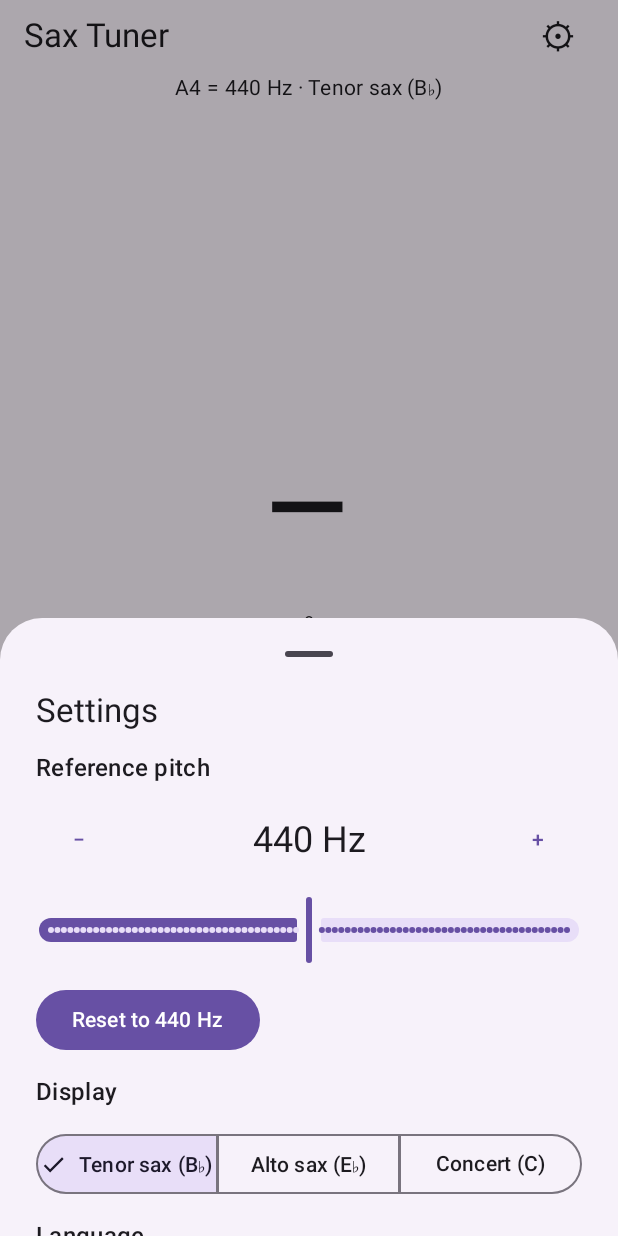
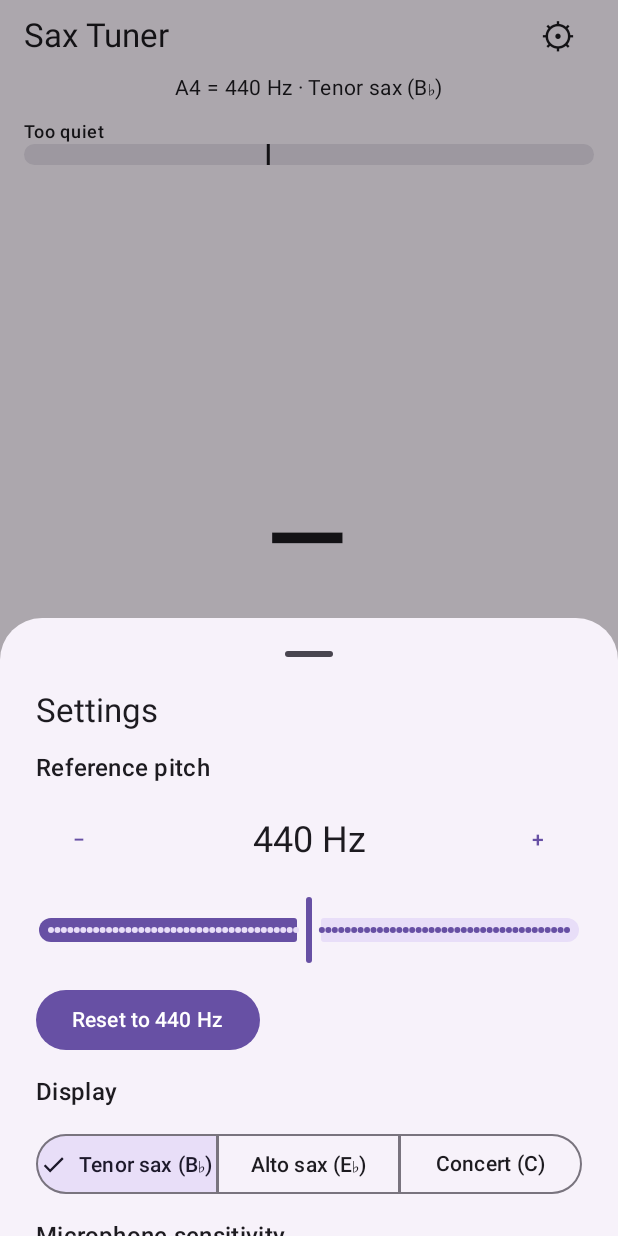
Before and after one commit to bst/tunetheworld, an Android app built with Jetpack Compose: the screen it shows after launch (MainActivity), after a tap on an icon or button, on a phone screen of 412 x 824 dp. Run offline under Robolectric (Android 15) with nearby library versions, the phone set to English and light mode, and no system bars.

Commit message:
Add input level meter and adjustable sensitivity gate
Show the live mic level with a gate marker and make the level gate a
persisted setting (-60..-30 dB) so quiet instruments can be detected.

Co-Authored-By: Claude Sonnet 5.5 <noreply@anthropic.com>

```diff
--- a/app/src/main/java/de/example/saxtuner/data/SettingsRepository.kt
+++ b/app/src/main/java/de/example/saxtuner/data/SettingsRepository.kt
@@ -4,9 +4,11 @@ import android.content.Context
 import androidx.datastore.core.DataStore
 import androidx.datastore.preferences.core.Preferences
 import androidx.datastore.preferences.core.edit
+import androidx.datastore.preferences.core.floatPreferencesKey
 import androidx.datastore.preferences.core.intPreferencesKey
 import androidx.datastore.preferences.core.stringPreferencesKey
 import androidx.datastore.preferences.preferencesDataStore
+import de.example.saxtuner.engine.TunerConfig
 import de.example.saxtuner.music.Transposition
 import kotlinx.coroutines.flow.Flow
 import kotlinx.coroutines.flow.map
@@ -21,7 +23,9 @@ class SettingsRepository(private val store: DataStore<Preferences>) {
             referenceHz = (prefs[REFERENCE_HZ] ?: DEFAULT_REFERENCE_HZ).coerceIn(MIN_REFERENCE_HZ, MAX_REFERENCE_HZ),
             transposition = prefs[TRANSPOSITION]
                 ?.let { name -> Transposition.entries.firstOrNull { it.name == name } }
-                ?: Transposition.TENOR_BB
+                ?: Transposition.TENOR_BB,
+            gateDb = (prefs[GATE_DB] ?: TunerConfig.DEFAULT_GATE_DB)
+                .coerceIn(TunerConfig.MIN_GATE_DB, TunerConfig.MAX_GATE_DB)
         )
     }
 
@@ -33,11 +37,16 @@ class SettingsRepository(private val store: DataStore<Preferences>) {
         store.edit { it[TRANSPOSITION] = t.name }
     }
 
+    suspend fun setGateDb(db: Float) {
+        store.edit { it[GATE_DB] = db.coerceIn(TunerConfig.MIN_GATE_DB, TunerConfig.MAX_GATE_DB) }
+    }
+
     companion object {
         const val MIN_REFERENCE_HZ = 400
         const val MAX_REFERENCE_HZ = 480
         const val DEFAULT_REFERENCE_HZ = 440
         private val REFERENCE_HZ = intPreferencesKey("reference_hz")
+        private val GATE_DB = floatPreferencesKey("gate_db")
         private val TRANSPOSITION = stringPreferencesKey("transposition")
     }
 }
--- a/app/src/main/java/de/example/saxtuner/data/TunerSettings.kt
+++ b/app/src/main/java/de/example/saxtuner/data/TunerSettings.kt
@@ -1,8 +1,10 @@
 package de.example.saxtuner.data
 
+import de.example.saxtuner.engine.TunerConfig
 import de.example.saxtuner.music.Transposition
 
 data class TunerSettings(
     val referenceHz: Int = 440,
-    val transposition: Transposition = Transposition.TENOR_BB
+    val transposition: Transposition = Transposition.TENOR_BB,
+    val gateDb: Float = TunerConfig.DEFAULT_GATE_DB
 )
--- a/app/src/main/java/de/example/saxtuner/dsp/PitchPipeline.kt
+++ b/app/src/main/java/de/example/saxtuner/dsp/PitchPipeline.kt
@@ -17,15 +17,26 @@ class PitchPipeline(
     private val window = FloatArray(TunerConfig.WINDOW_SIZE)
     private var filled = 0
 
+    /** Level gate in dBFS; may be changed from another thread while processing. */
+    @Volatile
+    var gateDb: Float = TunerConfig.DEFAULT_GATE_DB
+
+    /** RMS level of the most recent block in dBFS (floored at the meter floor). */
+    @Volatile
+    var levelDb: Float = TunerConfig.METER_FLOOR_DB
+        private set
+
     /** Feeds [length] new samples; returns the smoothed frequency, or null if there is no usable tone. */
     fun process(block: FloatArray, length: Int): Float? {
+        levelDb = amplitudeToDb(rms(block, 0, length), TunerConfig.METER_FLOOR_DB)
+
         // Shift window left by length samples and append the new block at the end
         System.arraycopy(window, length, window, 0, window.size - length)
         System.arraycopy(block, 0, window, window.size - length, length)
         filled = minOf(filled + length, window.size)
         if (filled < window.size) return null
 
-        if (rms(window, window.size - TunerConfig.HOP_SIZE, TunerConfig.HOP_SIZE) < TunerConfig.RMS_GATE) {
+        if (rms(window, window.size - TunerConfig.HOP_SIZE, TunerConfig.HOP_SIZE) < dbToAmplitude(gateDb)) {
             smoother.reset()
             return null
         }
@@ -37,5 +48,6 @@ class PitchPipeline(
     fun reset() {
         filled = 0
         smoother.reset()
+        levelDb = TunerConfig.METER_FLOOR_DB
     }
 }
--- a/app/src/main/java/de/example/saxtuner/dsp/SignalUtils.kt
+++ b/app/src/main/java/de/example/saxtuner/dsp/SignalUtils.kt
@@ -1,5 +1,7 @@
 package de.example.saxtuner.dsp
 
+import kotlin.math.log10
+import kotlin.math.pow
 import kotlin.math.sqrt
 
 /** Root mean square of `length` samples of [buffer] starting at [from]. */
@@ -9,3 +11,10 @@ fun rms(buffer: FloatArray, from: Int, length: Int): Float {
     for (i in from until from + length) sum += buffer[i] * buffer[i]
     return sqrt(sum / length)
 }
+
+/** Converts a linear amplitude to dBFS; silence maps to [floorDb]. */
+fun amplitudeToDb(amplitude: Float, floorDb: Float): Float =
+    if (amplitude <= 0f) floorDb else maxOf(floorDb, 20f * log10(amplitude))
+
+/** Converts dBFS to a linear amplitude. */
+fun dbToAmplitude(db: Float): Float = 10f.pow(db / 20f)
--- a/app/src/main/java/de/example/saxtuner/engine/TunerConfig.kt
+++ b/app/src/main/java/de/example/saxtuner/engine/TunerConfig.kt
@@ -8,7 +8,11 @@ object TunerConfig {
     const val MAX_FREQ_HZ = 1100f       // upper search limit
     const val YIN_THRESHOLD = 0.15f     // YIN absolute threshold
     const val MIN_CONFIDENCE = 0.80f    // discard results below this
-    const val RMS_GATE = 0.01f          // no analysis below this level (about -40 dBFS)
+    const val DEFAULT_GATE_DB = -40f    // default level gate: no analysis below this (dBFS)
+    const val MIN_GATE_DB = -60f        // most sensitive gate setting, for quiet instruments
+    const val MAX_GATE_DB = -30f        // least sensitive gate setting, for noisy rooms
+    const val METER_FLOOR_DB = -70f     // level meter shows this as empty
+    const val METER_FALL_DB = 3f        // meter falls at most this much per UI update
     const val MEDIAN_SIZE = 5           // values used for the median smoothing
     const val HOLD_MS = 800L            // how long the last note stays visible after silence
     const val UI_INTERVAL_MS = 40L      // at most 25 UI updates per second
--- a/app/src/main/java/de/example/saxtuner/engine/TunerEngine.kt
+++ b/app/src/main/java/de/example/saxtuner/engine/TunerEngine.kt
@@ -14,8 +14,16 @@ class TunerEngine(
     private val audioInput: AudioInput,
     private val pipeline: PitchPipeline = PitchPipeline()
 ) {
-    /** Emits the smoothed frequency per block, or null when there is no usable tone. */
-    fun frequencies(): Flow<Float?> = flow {
+    /** One analysis step: the smoothed frequency (null = no usable tone) and the block level in dBFS. */
+    data class Frame(val frequencyHz: Float?, val levelDb: Float)
+
+    /** Level gate in dBFS; takes effect on the next block. */
+    var gateDb: Float
+        get() = pipeline.gateDb
+        set(value) { pipeline.gateDb = value }
+
+    /** Emits one [Frame] per block. */
+    fun frames(): Flow<Frame> = flow {
         val hop = FloatArray(TunerConfig.HOP_SIZE)
         pipeline.reset()
         audioInput.start()
@@ -24,7 +32,8 @@ class TunerEngine(
                 val n = audioInput.read(hop)
                 if (n < 0) error("AudioRecord read failed: $n")
                 // Null while the window is still filling, on silence, or on low confidence
-                emit(pipeline.process(hop, n))
+                val hz = pipeline.process(hop, n)
+                emit(Frame(hz, pipeline.levelDb))
             }
         } finally {
             audioInput.stop()
--- /dev/null
+++ b/app/src/main/java/de/example/saxtuner/ui/LevelMeter.kt
@@ -0,0 +1,56 @@
+package de.example.saxtuner.ui
+
+import androidx.compose.foundation.Canvas
+import androidx.compose.foundation.layout.Column
+import androidx.compose.foundation.layout.fillMaxWidth
+import androidx.compose.foundation.layout.height
+import androidx.compose.material3.MaterialTheme
+import androidx.compose.material3.Text
+import androidx.compose.runtime.Composable
+import androidx.compose.ui.Modifier
+import androidx.compose.ui.geometry.CornerRadius
+import androidx.compose.ui.geometry.Offset
+import androidx.compose.ui.geometry.Size
+import androidx.compose.ui.graphics.Color
+import androidx.compose.ui.res.stringResource
+import androidx.compose.ui.semantics.contentDescription
+import androidx.compose.ui.semantics.semantics
+import androidx.compose.ui.unit.dp
+import de.example.saxtuner.R
+import de.example.saxtuner.engine.TunerConfig
+import kotlin.math.roundToInt
+
+private val Heard = Color(0xFF2E7D32)
+private val TooQuiet = Color(0xFF9E9E9E)
+
+/**
+ * Horizontal input level bar. The marker shows the gate: the bar turns green once the level
+ * reaches it, i.e. once the tuner actually analyses the sound.
+ */
+@Composable
+fun LevelMeter(levelDb: Float, gateDb: Float, modifier: Modifier = Modifier) {
+    val floor = TunerConfig.METER_FLOOR_DB
+    fun fraction(db: Float) = ((db - floor) / -floor).coerceIn(0f, 1f)
+    val heard = levelDb >= gateDb
+    val trackColor = MaterialTheme.colorScheme.surfaceVariant
+    val markerColor = MaterialTheme.colorScheme.onSurface
+    val description = stringResource(R.string.a11y_level, levelDb.roundToInt(), gateDb.roundToInt())
+
+    Column(modifier = modifier.semantics(mergeDescendants = true) { contentDescription = description }) {
+        Text(
+            stringResource(if (heard) R.string.level_ok else R.string.level_too_quiet),
+            style = MaterialTheme.typography.labelMedium
+        )
+        Canvas(modifier = Modifier.fillMaxWidth().height(14.dp)) {
+            val corner = CornerRadius(size.height / 2f)
+            drawRoundRect(trackColor, size = size, cornerRadius = corner)
+            drawRoundRect(
+                color = if (heard) Heard else TooQuiet,
+                size = Size(size.width * fraction(levelDb), size.height),
+                cornerRadius = corner
+            )
+            val x = size.width * fraction(gateDb)
+            drawLine(markerColor, Offset(x, 0f), Offset(x, size.height), strokeWidth = 2.dp.toPx())
+        }
+    }
+}
--- a/app/src/main/java/de/example/saxtuner/ui/SettingsSheet.kt
+++ b/app/src/main/java/de/example/saxtuner/ui/SettingsSheet.kt
@@ -25,6 +25,7 @@ import androidx.core.os.LocaleListCompat
 import de.example.saxtuner.R
 import de.example.saxtuner.data.SettingsRepository
 import de.example.saxtuner.data.TunerSettings
+import de.example.saxtuner.engine.TunerConfig
 import de.example.saxtuner.music.AppLanguage
 import de.example.saxtuner.music.NoteNames
 import de.example.saxtuner.music.Transposition
@@ -53,6 +54,7 @@ fun SettingsSheet(
     settings: TunerSettings,
     onReferenceChange: (Int) -> Unit,
     onTranspositionChange: (Transposition) -> Unit,
+    onGateChange: (Float) -> Unit,
     onDismiss: () -> Unit
 ) {
     ModalBottomSheet(onDismissRequest = onDismiss) {
@@ -94,6 +96,19 @@ fun SettingsSheet(
                 }
             }
 
+            Text(stringResource(R.string.sensitivity), style = MaterialTheme.typography.titleMedium)
+            Text(stringResource(R.string.sensitivity_hint), style = MaterialTheme.typography.bodySmall)
+            Slider(
+                value = settings.gateDb,
+                onValueChange = { onGateChange(it.roundToInt().toFloat()) },
+                valueRange = TunerConfig.MIN_GATE_DB..TunerConfig.MAX_GATE_DB,
+                steps = (TunerConfig.MAX_GATE_DB - TunerConfig.MIN_GATE_DB).toInt() - 1
+            )
+            Text(
+                stringResource(R.string.gate_format, settings.gateDb.roundToInt()),
+                style = MaterialTheme.typography.bodyMedium
+            )
+
             Text(stringResource(R.string.language), style = MaterialTheme.typography.titleMedium)
             val languages = AppLanguage.entries
             val selected = currentLanguage()
--- a/app/src/main/java/de/example/saxtuner/ui/TunerScreen.kt
+++ b/app/src/main/java/de/example/saxtuner/ui/TunerScreen.kt
@@ -83,6 +83,12 @@ fun TunerScreen(viewModel: TunerViewModel = viewModel()) {
             style = MaterialTheme.typography.bodyMedium
         )
 
+        LevelMeter(
+            levelDb = state.levelDb,
+            gateDb = state.settings.gateDb,
+            modifier = Modifier.fillMaxWidth().padding(top = 12.dp)
+        )
+
         Column(
             modifier = Modifier
                 .weight(1f)
@@ -131,6 +137,7 @@ fun TunerScreen(viewModel: TunerViewModel = viewModel()) {
             settings = state.settings,
             onReferenceChange = viewModel::setReferenceHz,
             onTranspositionChange = viewModel::setTransposition,
+            onGateChange = viewModel::setGateDb,
             onDismiss = { showSettings = false }
         )
     }
--- a/app/src/main/java/de/example/saxtuner/ui/TunerUiState.kt
+++ b/app/src/main/java/de/example/saxtuner/ui/TunerUiState.kt
@@ -1,10 +1,12 @@
 package de.example.saxtuner.ui
 
 import de.example.saxtuner.data.TunerSettings
+import de.example.saxtuner.engine.TunerConfig
 import de.example.saxtuner.music.NoteResult
 
 data class TunerUiState(
     val note: NoteResult? = null,   // null = no tone detected
     val isActive: Boolean = false,  // true while a tone is sounding
+    val levelDb: Float = TunerConfig.METER_FLOOR_DB, // smoothed input level for the meter
     val settings: TunerSettings = TunerSettings()
 )
--- a/app/src/main/java/de/example/saxtuner/ui/TunerViewModel.kt
+++ b/app/src/main/java/de/example/saxtuner/ui/TunerViewModel.kt
@@ -30,6 +30,7 @@ class TunerViewModel(application: Application) : AndroidViewModel(application) {
 
     private var job: Job? = null
     private var lastToneAt = 0L
+    private var engine: TunerEngine? = null
 
     /** Starts listening. The caller must have checked that RECORD_AUDIO is granted. */
     @SuppressLint("MissingPermission")
@@ -38,12 +39,12 @@ class TunerViewModel(application: Application) : AndroidViewModel(application) {
         if (job?.isActive == true) return
         job = viewModelScope.launch {
             try {
-                val engine = TunerEngine(AudioInput(getApplication()))
+                val engine = TunerEngine(AudioInput(getApplication())).also { this@TunerViewModel.engine = it }
                 combine(
-                    engine.frequencies().sample(TunerConfig.UI_INTERVAL_MS),
+                    engine.frames().sample(TunerConfig.UI_INTERVAL_MS),
                     repository.settings
-                ) { hz, settings -> hz to settings }
-                    .collect { (hz, settings) -> update(hz, settings) }
+                ) { frame, settings -> frame to settings }
+                    .collect { (frame, settings) -> update(frame, settings) }
             } catch (e: CancellationException) {
                 throw e
             } catch (e: Exception) {
@@ -56,17 +57,23 @@ class TunerViewModel(application: Application) : AndroidViewModel(application) {
     fun stop() {
         job?.cancel()
         job = null
-        _uiState.value = _uiState.value.copy(isActive = false)
+        engine = null
+        _uiState.value = _uiState.value.copy(isActive = false, levelDb = TunerConfig.METER_FLOOR_DB)
     }
 
-    private fun update(hz: Float?, settings: TunerSettings) {
+    private fun update(frame: TunerEngine.Frame, settings: TunerSettings) {
+        val hz = frame.frequencyHz
+        engine?.gateDb = settings.gateDb
         val now = SystemClock.elapsedRealtime()
         val current = _uiState.value
+        // Instant attack, slow fall so the meter is readable
+        val levelDb = maxOf(frame.levelDb, current.levelDb - TunerConfig.METER_FALL_DB)
         _uiState.value = if (hz != null) {
             lastToneAt = now
             TunerUiState(
                 note = NoteMapper.map(hz, settings.referenceHz, settings.transposition),
                 isActive = true,
+                levelDb = levelDb,
                 settings = settings
             )
         } else {
@@ -75,6 +82,7 @@ class TunerViewModel(application: Application) : AndroidViewModel(application) {
             TunerUiState(
                 note = if (expired) null else current.note,
                 isActive = false,
+                levelDb = levelDb,
                 settings = settings
             )
         }
@@ -82,6 +90,10 @@ class TunerViewModel(application: Application) : AndroidViewModel(application) {
 
     fun setReferenceHz(hz: Int) {
         viewModelScope.launch { repository.setReferenceHz(hz) }
+    }
+
+    fun setGateDb(db: Float) {
+        viewModelScope.launch { repository.setGateDb(db) }
     }
 
     fun setTransposition(t: Transposition) {
--- a/app/src/main/res/values/strings.xml
+++ b/app/src/main/res/values/strings.xml
@@ -9,6 +9,12 @@
     <string name="mode_tenor">Tenor sax (B♭)</string>
     <string name="mode_alto">Alto sax (E♭)</string>
     <string name="mode_concert">Concert (C)</string>
+    <string name="sensitivity">Microphone sensitivity</string>
+    <string name="sensitivity_hint">Move left for quiet instruments. Move right if background noise confuses the tuner. The marker on the level bar shows this threshold.</string>
+    <string name="gate_format">Threshold: %1$d dB</string>
+    <string name="level_ok">Signal heard</string>
+    <string name="level_too_quiet">Too quiet</string>
+    <string name="a11y_level">Input level %1$d decibels, threshold %2$d decibels</string>
     <string name="language">Language</string>
     <!-- Language names always appear in their own language -->
     <string name="language_de" translatable="false">Deutsch</string>
```
Also changed, not shown: 4 other files.
